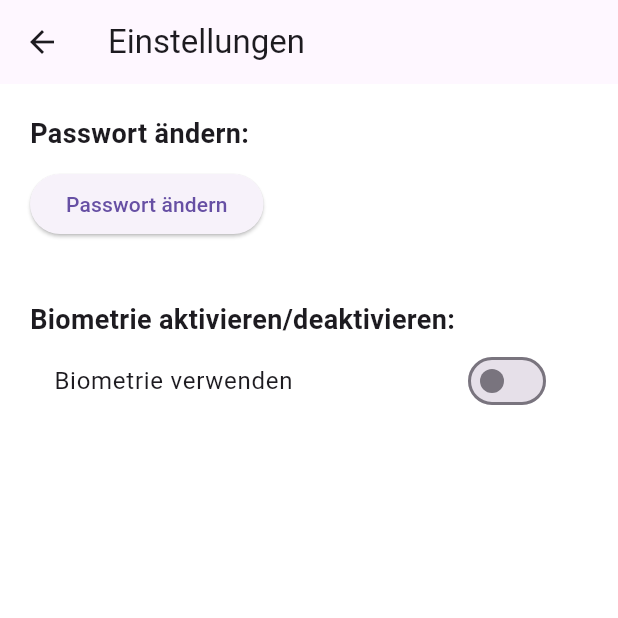
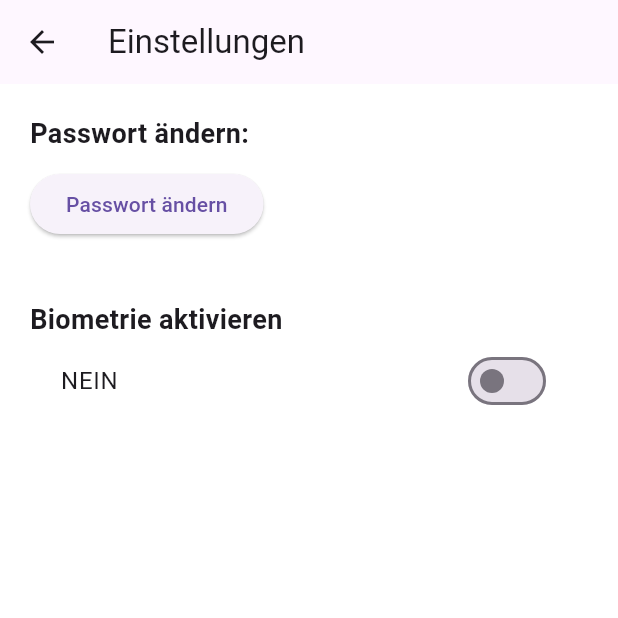
Before and after one commit to Milkricee/saveapp, a Flutter app: the SettingsScreen screen opened directly, on a phone screen of 412 x 824 dp, the top half of it. Run offline on Flutter 3.47's test engine with Material 3 defaults, Android fonts, the phone set to English and light mode, and no system bars; our stand-ins replace flutter_secure_storage, image_picker, local_auth, permission_handler, photo_view; missing offline and left inert: encrypt; accounts and stored records are empty.

Commit message:
Refactor biometrics toggle UI for improved clarity and user feedback

```diff
--- a/lib/screens/settings.dart
+++ b/lib/screens/settings.dart
@@ -71,16 +71,17 @@ class SettingsScreenState extends State<SettingsScreen> {
             ),
             const SizedBox(height: 40),
             const Text(
-              'Biometrie aktivieren/deaktivieren:',
+              'Biometrie aktivieren',
               style: TextStyle(fontSize: 18, fontWeight: FontWeight.bold),
             ),
             SwitchListTile(
-              title: const Text('Biometrie verwenden'),
-              value: _isBiometricsEnabled,
-              onChanged: (bool value) {
-                _toggleBiometrics(value);
-              },
-            ),
+  title: Text(' ${_isBiometricsEnabled ? "JA" : "NEIN"}'),
+  value: _isBiometricsEnabled,
+  onChanged: (bool value) {
+    _toggleBiometrics(value);
+  },
+),
+
           ],
         ),
       ),
```
